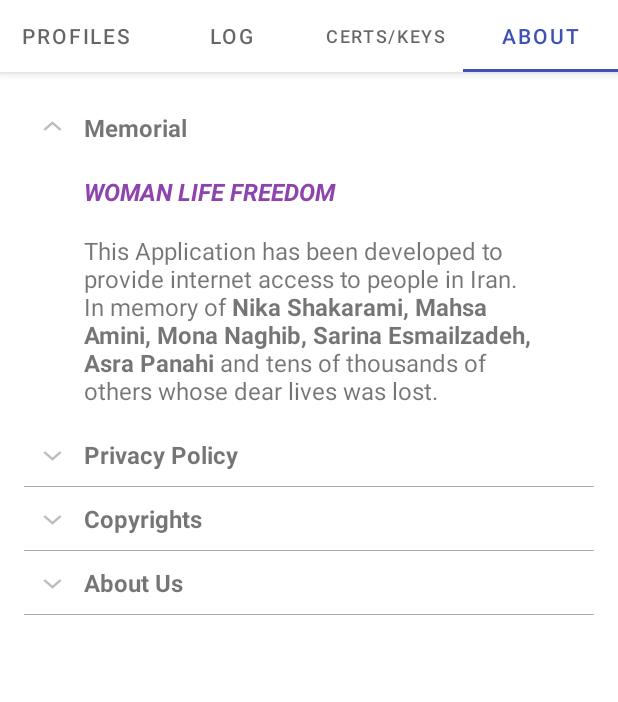
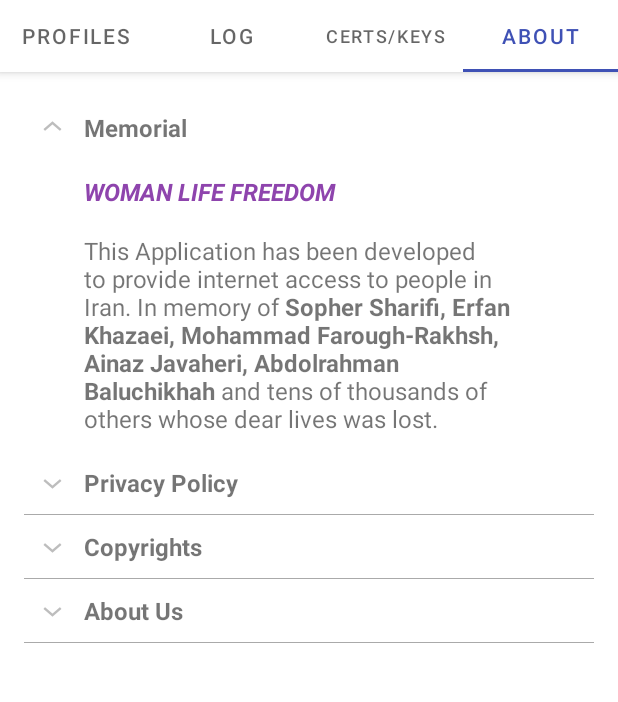
Before and after one commit to woman-lifefreedom/sslsockspro, an Android app: the screen it shows after launch (MainActivity), tab 4 chosen, on a phone screen of 412 x 824 dp, the part 84-786 px from its top. Run offline under Robolectric (Android 15) with nearby library versions, the phone set to English and light mode, and no system bars; 1 statement that could not run was skipped.

Commit message:
nitification sound disabled

```diff
--- a/app/src/main/java/link/infra/sslsockspro/gui/mngabout/AboutFragment.java
+++ b/app/src/main/java/link/infra/sslsockspro/gui/mngabout/AboutFragment.java
@@ -96,7 +96,7 @@ public class AboutFragment extends Fragment {
 		comma = getResources().getString(R.string.comma);
 		String zza = getResources().getString(R.string.about_memo_content_zza);
 		htmlZza = "<p><span style=\"color:#8e44ad\"><em><strong><span style=\"font-size:16px\">" + zza + "</span></strong></em></span></p>";
-		String javidnam = getResources().getString(R.string.javidnam2);
+		String javidnam = getResources().getString(R.string.javidnam);
 		javidnam_array = javidnam.split(",");
 		Collections.shuffle(Arrays.asList(javidnam_array));
 		String source_code = getResources().getString(R.string.source_code);
--- a/app/src/main/java/link/infra/sslsockspro/service/StunnelService.java
+++ b/app/src/main/java/link/infra/sslsockspro/service/StunnelService.java
@@ -383,6 +383,7 @@ public class StunnelService extends Service {
 						.setContentText(getString(R.string.notification_desc))
 						.setCategory(NotificationCompat.CATEGORY_SERVICE)
 						.setPriority(NotificationCompat.PRIORITY_DEFAULT)
+						.setSilent(true)
 						.setOngoing(true);
 		// Creates an explicit intent for an Activity in your app
 		Intent resultIntent = new Intent(this, MainActivity.class);
```
